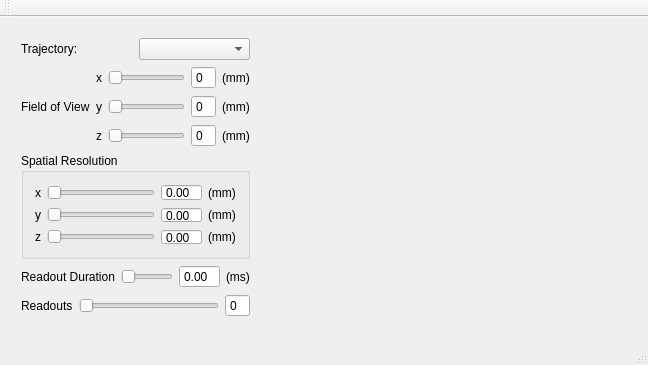
The window that trajectorydesigner/mainwindow.ui (nio1814/MRItrajectory) describes before a commit, drawn with Qt 5.
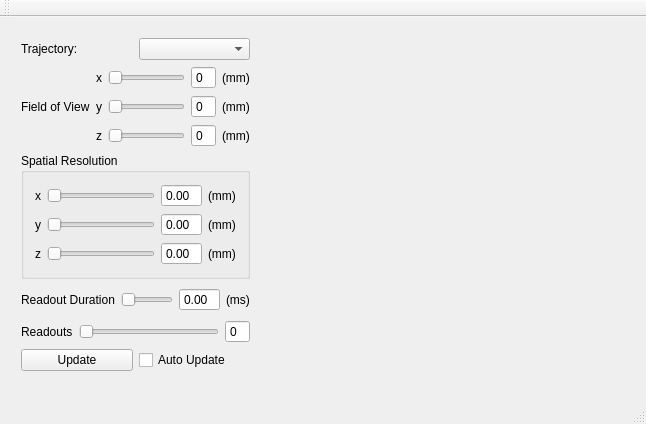
The same window after the commit.

The edit to the form file:
```diff
--- a/trajectorydesigner/mainwindow.ui
+++ b/trajectorydesigner/mainwindow.ui
@@ -6,8 +6,8 @@
    <rect>
     <x>0</x>
     <y>0</y>
-    <width>648</width>
-    <height>365</height>
+    <width>646</width>
+    <height>424</height>
    </rect>
   </property>
   <property name="windowTitle">
@@ -20,7 +20,7 @@
       <x>10</x>
       <y>10</y>
       <width>251</width>
-      <height>301</height>
+      <height>355</height>
      </rect>
     </property>
     <layout class="QVBoxLayout" name="verticalLayout">
@@ -311,6 +311,24 @@
        </item>
       </layout>
      </item>
+     <item>
+      <layout class="QHBoxLayout" name="horizontalLayout_8">
+       <item>
+        <widget class="QPushButton" name="updatePushButton">
+         <property name="text">
+          <string>Update</string>
+         </property>
+        </widget>
+       </item>
+       <item>
+        <widget class="QCheckBox" name="autoUpdateCheckBox">
+         <property name="text">
+          <string>Auto Update</string>
+         </property>
+        </widget>
+       </item>
+      </layout>
+     </item>
     </layout>
    </widget>
    <widget class="QWidget" name="gridLayoutWidget">
```
Left out of the diff: 2 changed lines with no effect on the pictures.
